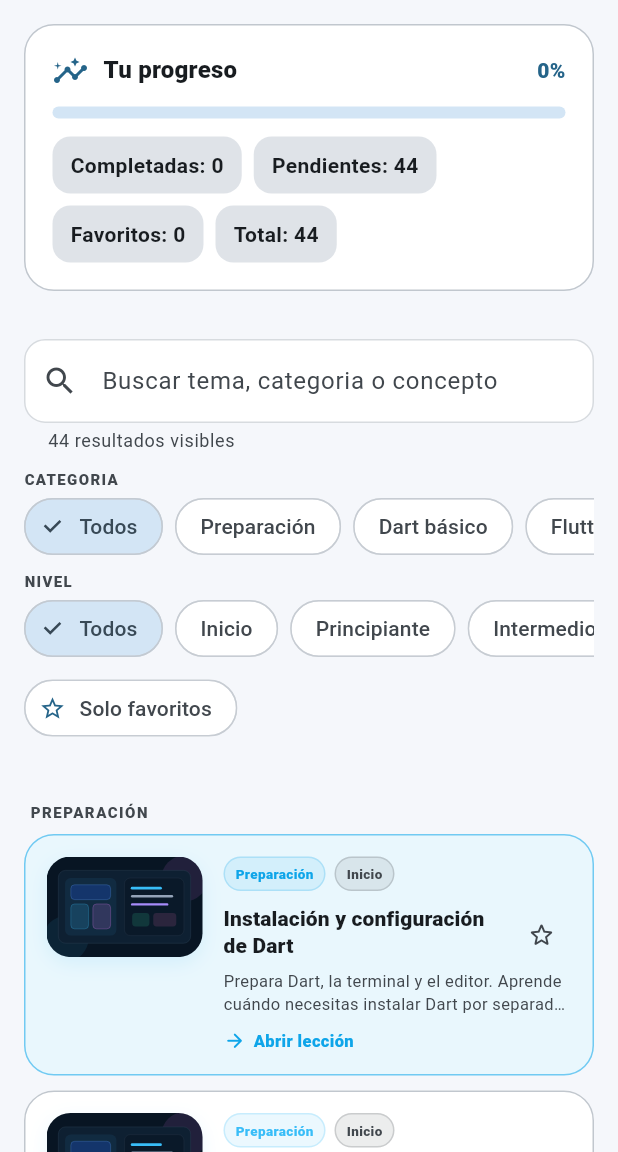
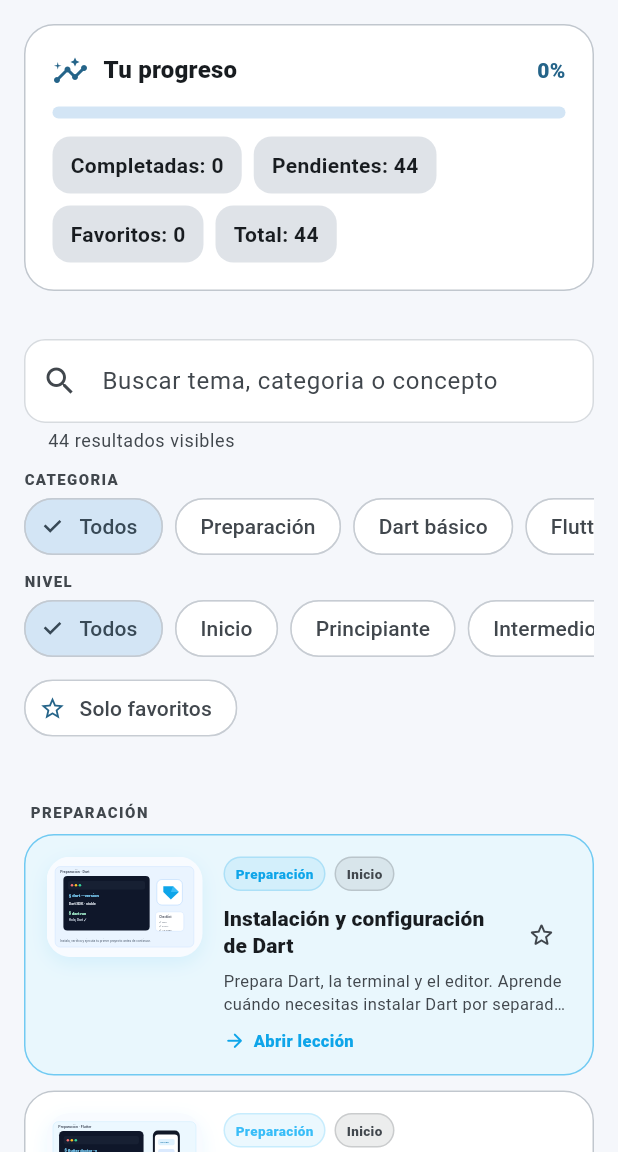
Before and after one commit to diln20/flutterBiblioteca, a Flutter app: the screen it shows after launch, on a phone screen of 412 x 824 dp, the part 84-1236 px from its top. Run offline on Flutter 3.47's test engine with Material 3 defaults, Android fonts, the phone set to English and light mode, and no system bars; our stand-ins replace flutter_svg, shared_preferences, web; missing offline and left inert: mi_app; project files that could hold a hidden picture were left out.

```diff
--- a/lib/widgets/lesson_illustration.dart
+++ b/lib/widgets/lesson_illustration.dart
@@ -17,6 +17,12 @@ class LessonIllustration extends StatelessWidget {
     final group = section.group.toLowerCase();
     final id = section.id.toLowerCase();
 
+    if (id == 'setup-dart') {
+      return 'assets/illustrations/setup-dart.svg';
+    }
+    if (id == 'setup-flutter') {
+      return 'assets/illustrations/setup-flutter.svg';
+    }
     if (id.contains('widget-lifecycle')) {
       return 'assets/illustrations/widget-lifecycle.svg';
     }
```
